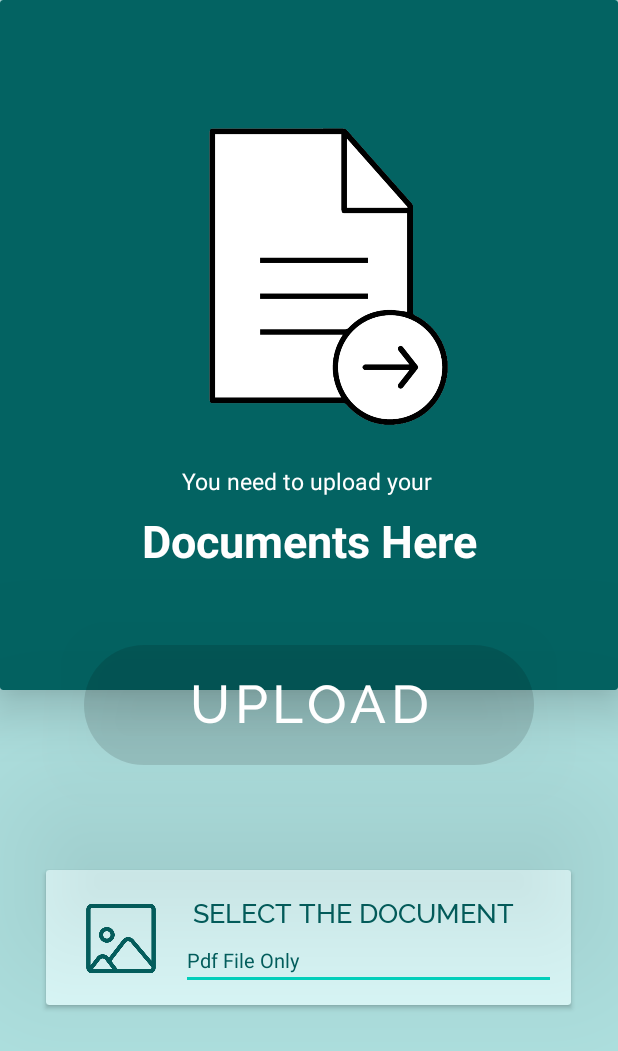
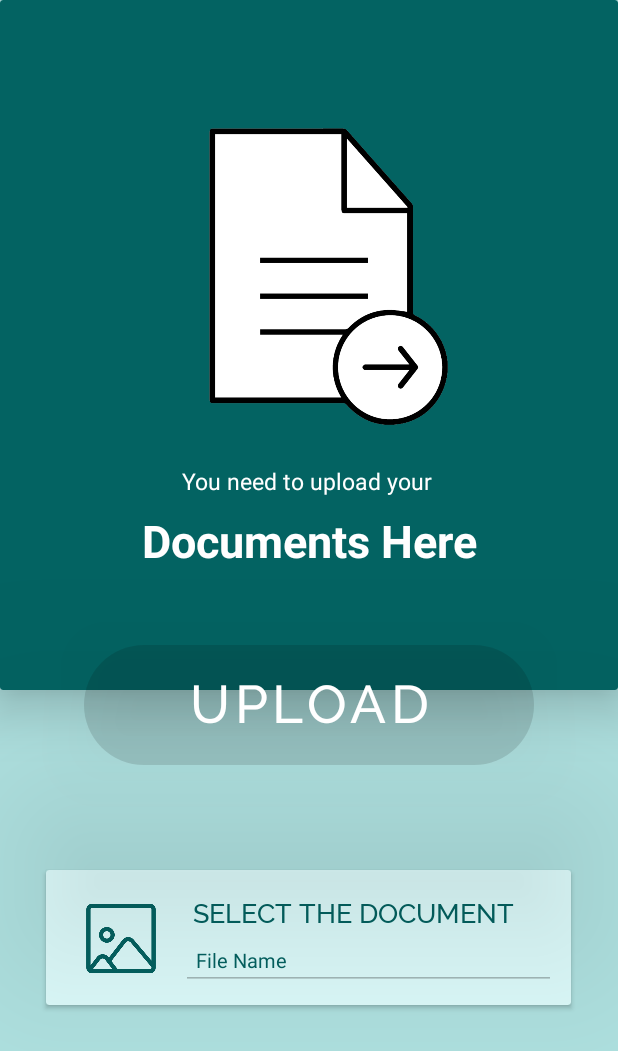
Before and after one commit to hsevlia/Demo, an Android app: the screen it shows after launch (MainActivity), on a phone screen of 412 x 824 dp. Shown: the top 1051 px of the screen. Run offline under Robolectric (Android 15) with nearby library versions, the phone set to English and light mode, and no system bars; our stand-ins replace Firebase (no records; nobody signed in at launch, a user with empty details on screens opened directly).

Commit message:
whole project

```diff
--- a/app/src/main/java/com/example/myapplication/MainActivity.java
+++ b/app/src/main/java/com/example/myapplication/MainActivity.java
@@ -57,6 +57,7 @@ public class MainActivity extends AppCompatActivity {
 
 
         UploadButton.setEnabled(false);
+        filename.setEnabled(false);
 
         SelectButton.setOnClickListener(new OnClickListener() {
             @Override
@@ -91,10 +92,12 @@ public class MainActivity extends AppCompatActivity {
 
             UploadButton.setEnabled(true);
             filename.setText(data.getDataString().substring(data.getDataString().lastIndexOf("/")+1));
+            filename.setEnabled(true);
 
             UploadButton.setOnClickListener(new OnClickListener() {
                 @Override
                 public void onClick(View view) {
+
 
 
                     documents.uploadPDFFileFirebase(data.getData(),filename,progressDialog);
--- a/app/src/main/res/layout/activity_main.xml
+++ b/app/src/main/res/layout/activity_main.xml
@@ -49,7 +49,8 @@
                     android:layout_width="match_parent"
                     android:layout_height="match_parent"
                     android:layout_weight="1"
-                    android:text="Pdf File Only"
+                    android:text="File Name"
+                    android:paddingLeft="10dp"
                     android:textColor="#036362"
                     android:textSize="13dp"
                     tools:ignore="TouchTargetSizeCheck" />
```
